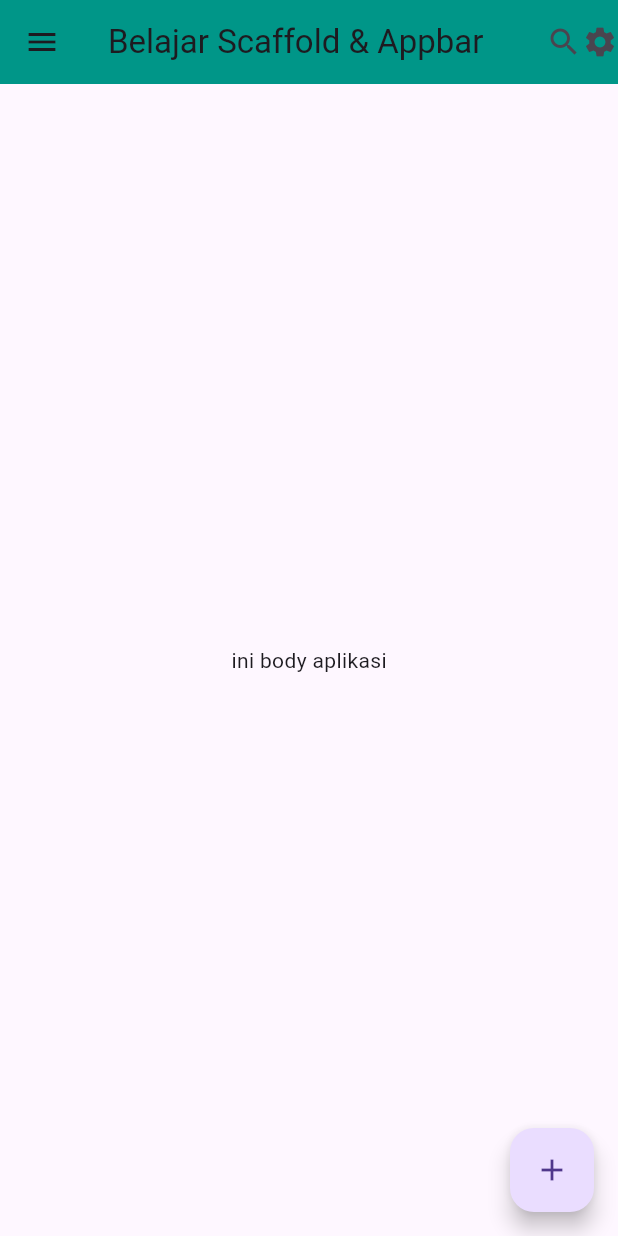
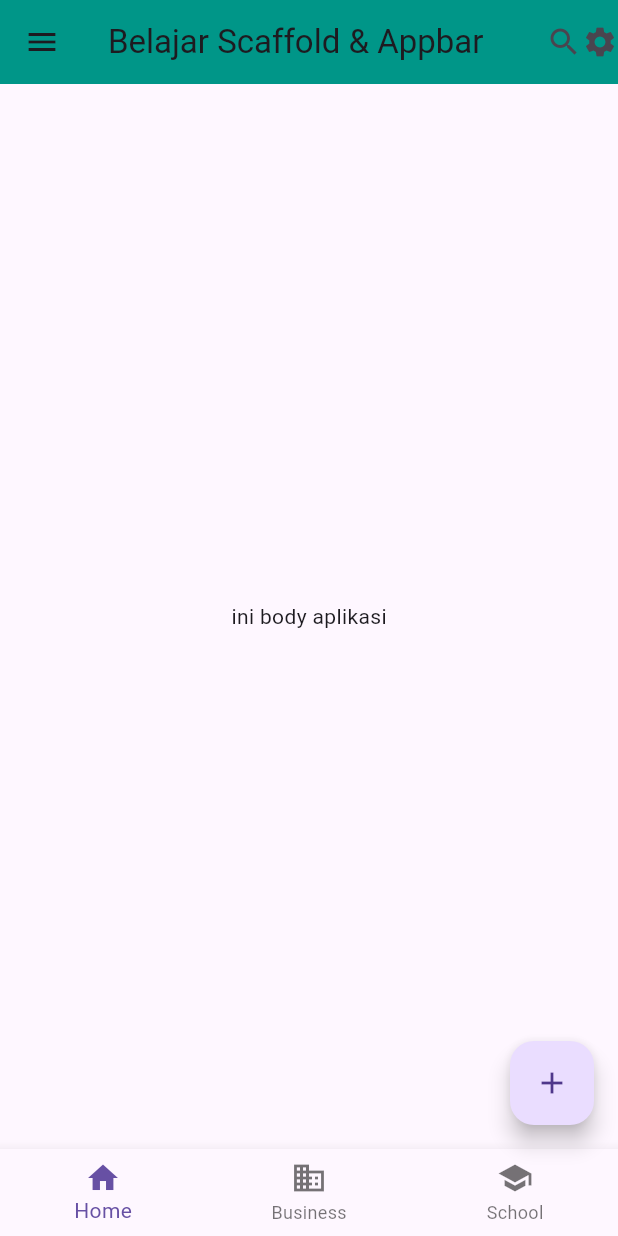
Before and after one commit to RenaldAgustinus/pertemuan6, a Flutter app: the screen it shows after launch, on a phone screen of 412 x 824 dp. Run offline on Flutter 3.47's test engine with Material 3 defaults, Android fonts, the phone set to English and light mode, and no system bars.

Commit message:
BottomNavigationBar

```diff
--- a/lib/main.dart
+++ b/lib/main.dart
@@ -46,6 +46,16 @@ class RenaldApp extends StatelessWidget {
             ],
           ),
         ),
+        bottomNavigationBar: BottomNavigationBar(
+          items: const<BottomNavigationBarItem>[
+            BottomNavigationBarItem(icon: Icon(Icons.home), label: 'Home'),
+            BottomNavigationBarItem(
+              icon: Icon(Icons.business),
+              label: 'Business'
+            ),
+          BottomNavigationBarItem(icon: Icon(Icons.school), label: 'School'),
+          ],
+        ),
       ),
     );
   }
```
